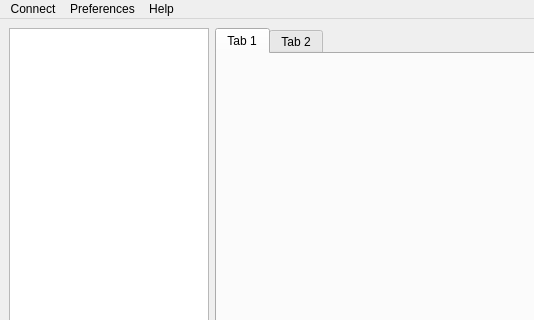
First picture: the form in ui/main.ui, repository Jan5u/jakki, before the edit; both pictures show x 0 to 534 and y 0 to 320 of the 900 by 600 pixel window.
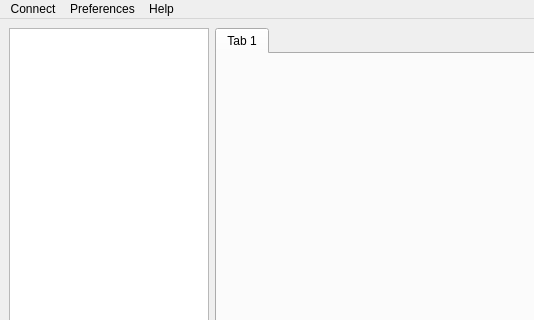
Second picture: the form after the edit.

Patch:
```diff
--- a/ui/main.ui
+++ b/ui/main.ui
@@ -41,11 +41,6 @@
         <string>Tab 1</string>
        </attribute>
       </widget>
-      <widget class="QWidget" name="tab_2">
-       <attribute name="title">
-        <string>Tab 2</string>
-       </attribute>
-      </widget>
      </widget>
     </item>
    </layout>
```
Left out of the diff: 3 changed lines with no effect on the pictures.
